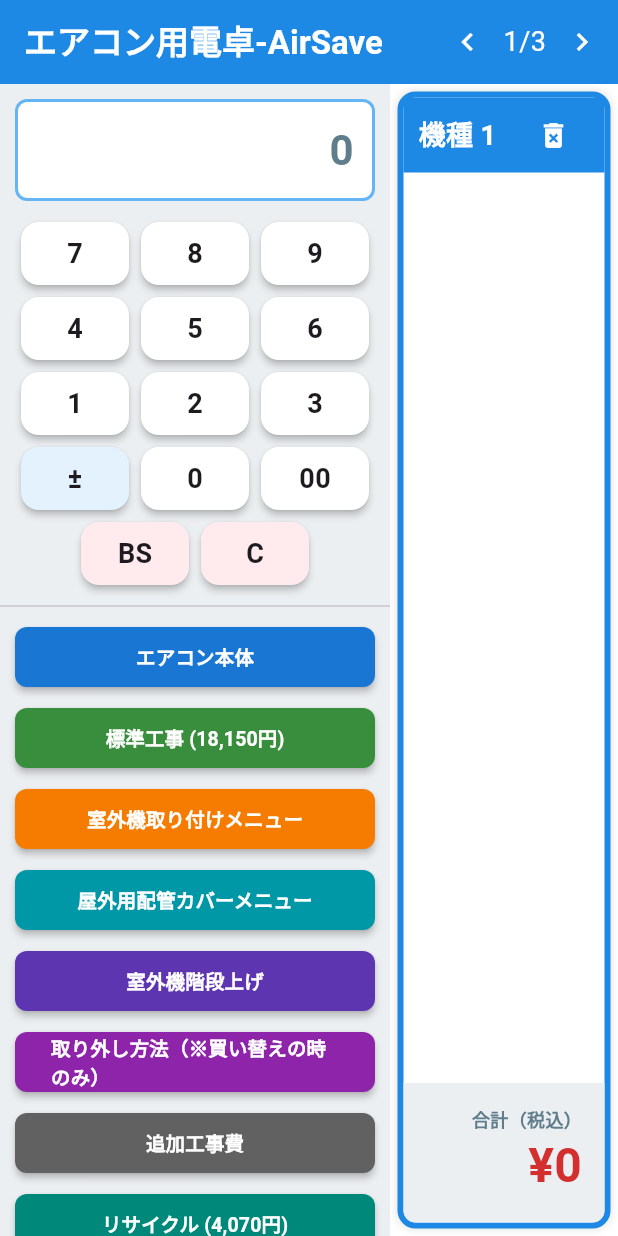
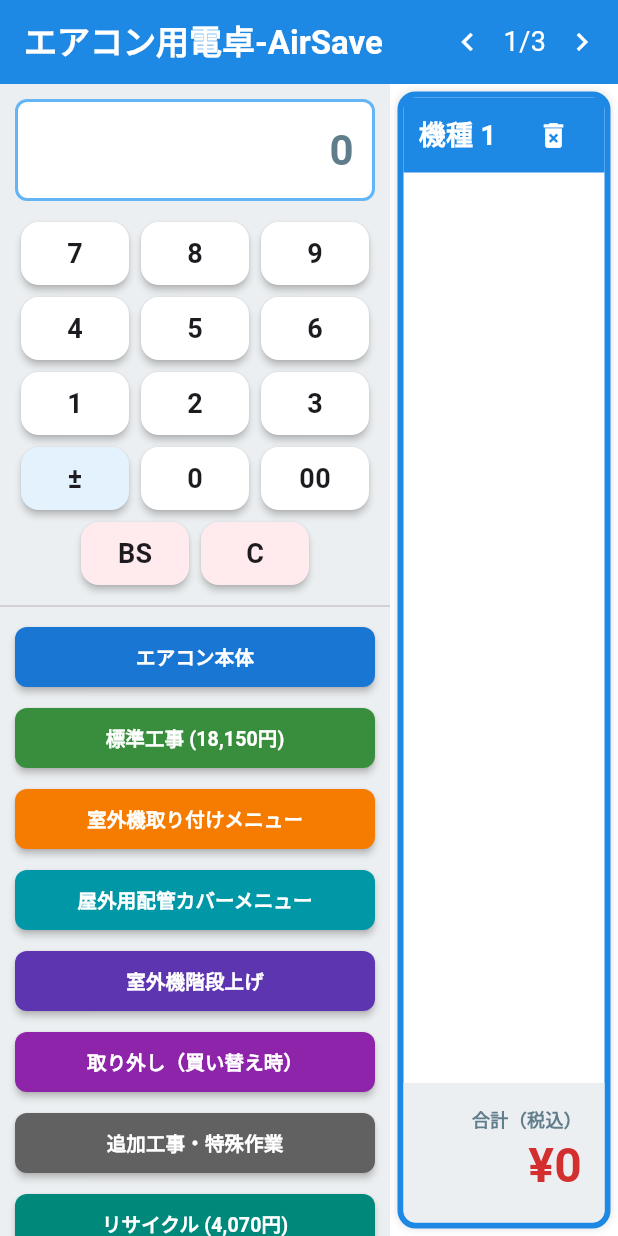
Before and after one commit to k-kei1412/Air-Conditioner, a Flutter app: the screen it shows after launch, on a phone screen of 412 x 824 dp. Run offline on Flutter 3.47's test engine with Material 3 defaults, Android fonts, the phone set to English and light mode, and no system bars; our stand-ins replace shared_preferences.

Commit message:
Refactor item buttons and update list display

```diff
--- a/lib/main.dart
+++ b/lib/main.dart
@@ -151,16 +151,14 @@ class _NojimaThreeCalcPageState extends State<NojimaThreeCalcPage> {
         ),
         _buildNumPad(),
         const Divider(height: 20),
-        // ★ メニューボタンエリア
         Expanded(child: ListView(padding: const EdgeInsets.symmetric(horizontal: 10), children: [
           _itemBtn("エアコン本体", Colors.blue[700]!, () => _addItem("本体")),
           _itemBtn("標準工事 (18,150円)", Colors.green[700]!, () => _addItem("標準工事", fixedPrice: 18150)),
           _itemBtn("室外機取り付けメニュー", Colors.orange[700]!, () => _showMenu("室外機取り付け", {"2F→1F高所": 14300, "3F→1F高所": 25300})),
           _itemBtn("屋外用配管カバーメニュー", Colors.cyan[700]!, () => _showMenu("屋外用配管カバー", {"屋外用配管カバー": 5500, "屋外用配管カバー2F→1": 15400, "屋外用配管カバー3F→1": 20900, "施策適用": -5500,"標準再利用": 3300, "2F→1再利用": 6600, "3F→1再利用": 9900})),
           _itemBtn("室外機階段上げ", Colors.deepPurple[600]!, () => _showMenu("室外機階段上げ", {"内階段上げ": 1100, "内階段上げ(4.0kw以上)": 2200, "内階段上げ(加湿喚起タイプ)": 4400, "外階段上げ(感動エアコン)": 1100})),
-          // ★ 新しく追加した欄（追加工事・特殊対応メニュー）
-          _itemBtn("取り外し方法（※買い替えの時のみ）", Colors.purple[600]!, () => _showMenu("取り外し方法", {"標準取外し": 6600, "取外し2F→1": 9900, "取外し3F→1": 14300, "施策適用": -6600})),
-          _itemBtn("追加工事費", Colors.grey[700]!, () => _addItem("追加工事費")),
+          _itemBtn("取り外し（買い替え時）", Colors.purple[600]!, () => _showMenu("取り外し方法", {"標準取外し": 6600, "取外し2F→1": 9900, "取外し3F→1": 14300, "施策適用": -6600})),
+          _itemBtn("追加工事・特殊作業", Colors.grey[700]!, () => _addItem("追加工事")),
           _itemBtn("リサイクル (4,070円)", Colors.teal[600]!, () => _addItem("リサイクル", fixedPrice: 4070)),
           _itemBtn("値引き", Colors.red[600]!, () => _addItem("値引き", isMinus: true)),
           const SizedBox(height: 20),
@@ -199,10 +197,10 @@ class _NojimaThreeCalcPageState extends State<NojimaThreeCalcPage> {
                 IconButton(icon: const Icon(Icons.delete_forever, color: Colors.white, size: 22), onPressed: () => setState(() { allData[index] = []; _saveData(); })),
               ])),
           ),
+          // リスト部分
           Expanded(
             child: ReorderableListView(
               padding: EdgeInsets.zero,
-              buildDefaultDragHandles: false,
               onReorder: (oldIdx, newIdx) {
                 setState(() {
                   if (newIdx > oldIdx) newIdx -= 1;
@@ -216,37 +214,20 @@ class _NojimaThreeCalcPageState extends State<NojimaThreeCalcPage> {
                   Container(
                     key: ValueKey(allData[index][i]['id'] ?? i.toString()),
                     decoration: BoxDecoration(border: Border(bottom: BorderSide(color: Colors.grey[100]!))),
-                    child: Row(
-                      children: [
-                        ReorderableDragHandle(
-                          index: i,
-                          child: const Padding(
-                            padding: EdgeInsets.symmetric(horizontal: 10, vertical: 15),
-                            child: Icon(Icons.drag_handle, color: Colors.grey, size: 20),
-                          ),
-                        ),
-                        Expanded(
-                          child: InkWell(
-                            onTap: () => _showEditDialog(index, i),
-                            child: Padding(
-                              padding: const EdgeInsets.symmetric(vertical: 8.0),
-                              child: Column(
-                                crossAxisAlignment: CrossAxisAlignment.start,
-                                children: [
-                                  Text(allData[index][i]['name'], style: const TextStyle(fontSize: 14, fontWeight: FontWeight.w500), overflow: TextOverflow.ellipsis),
-                                  Text("¥${formatter.format(allData[index][i]['price'])}",
+                    child: ListTile(
+                      dense: true,
+                      // 左側：移動用アイコン（標準設定：長押しで移動できます）
+                      leading: const Icon(Icons.drag_handle, color: Colors.grey),
+                      title: Text(allData[index][i]['name'], style: const TextStyle(fontSize: 14, fontWeight: FontWeight.w500)),
+                      subtitle: Text("¥${formatter.format(allData[index][i]['price'])}",
                         style: TextStyle(
                           color: allData[index][i]['price'] < 0 ? Colors.red[700] : Colors.black,
-                                      fontWeight: FontWeight.w900,
-                                      fontSize: 22,
+                          fontWeight: FontWeight.w900, fontSize: 22,
                         )),
-                                ],
-                              ),
-                            ),
-                          ),
-                        ),
-                        IconButton(
-                          icon: const Icon(Icons.close, color: Colors.grey, size: 20),
+                      onTap: () => _showEditDialog(index, i),
+                      // 右側：グレーの×ボタン
+                      trailing: IconButton(
+                        icon: const Icon(Icons.close, color: Colors.grey),
                         onPressed: () {
                           setState(() {
                             allData[index].removeAt(i);
@@ -254,7 +235,6 @@ class _NojimaThreeCalcPageState extends State<NojimaThreeCalcPage> {
                           });
                         },
                       ),
-                      ],
                     ),
                   ),
               ],
@@ -273,7 +253,6 @@ class _NojimaThreeCalcPageState extends State<NojimaThreeCalcPage> {
   void _showEditDialog(int modelIdx, int itemIdx) {
     TextEditingController controller = TextEditingController(text: allData[modelIdx][itemIdx]['price'].toInt().abs().toString());
     bool isNeg = allData[modelIdx][itemIdx]['price'] < 0;
-
     showDialog(
       context: context,
       builder: (context) => StatefulBuilder(
```
Lines whose indentation alone changed are shown as unchanged.
